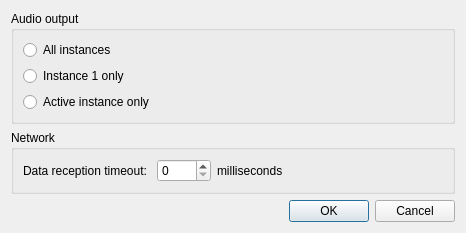
The window that src/frontend/qt_sdl/MPSettingsDialog.ui (melonDS-emu/melonDS) describes before a commit, drawn with Qt 5.
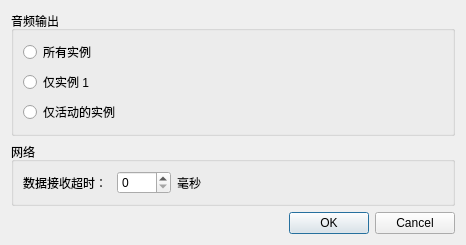
The same window after the commit.

Diff of the .ui file:
```diff
--- a/src/frontend/qt_sdl/MPSettingsDialog.ui
+++ b/src/frontend/qt_sdl/MPSettingsDialog.ui
@@ -17,27 +17,27 @@
    <item>
     <widget class="QGroupBox" name="groupBox">
      <property name="title">
-      <string>Audio output</string>
+      <string>音频输出</string>
      </property>
      <layout class="QGridLayout" name="gridLayout_2">
       <item row="1" column="0">
        <widget class="QRadioButton" name="rbAudioOneOnly">
         <property name="text">
-         <string>Instance 1 only</string>
+         <string>仅实例 1 </string>
         </property>
        </widget>
       </item>
       <item row="0" column="0">
        <widget class="QRadioButton" name="rbAudioAll">
         <property name="text">
-         <string>All instances</string>
+         <string>所有实例</string>
         </property>
        </widget>
       </item>
       <item row="2" column="0">
        <widget class="QRadioButton" name="rbAudioActiveOnly">
         <property name="text">
-         <string>Active instance only</string>
+         <string>仅活动的实例</string>
         </property>
        </widget>
       </item>
@@ -47,7 +47,7 @@
    <item>
     <widget class="QGroupBox" name="groupBox_2">
      <property name="title">
-      <string>Network</string>
+      <string>网络</string>
      </property>
      <layout class="QGridLayout" name="gridLayout">
       <item row="0" column="1">
@@ -72,7 +72,7 @@
       <item row="0" column="0">
        <widget class="QLabel" name="label">
         <property name="text">
-         <string>Data reception timeout: </string>
+         <string>数据接收超时： </string>
         </property>
        </widget>
       </item>
@@ -85,7 +85,7 @@
          </sizepolicy>
         </property>
         <property name="text">
-         <string>milliseconds</string>
+         <string>毫秒</string>
         </property>
        </widget>
       </item>
```
Left out of the diff: 2 changed lines with no effect on the pictures.
